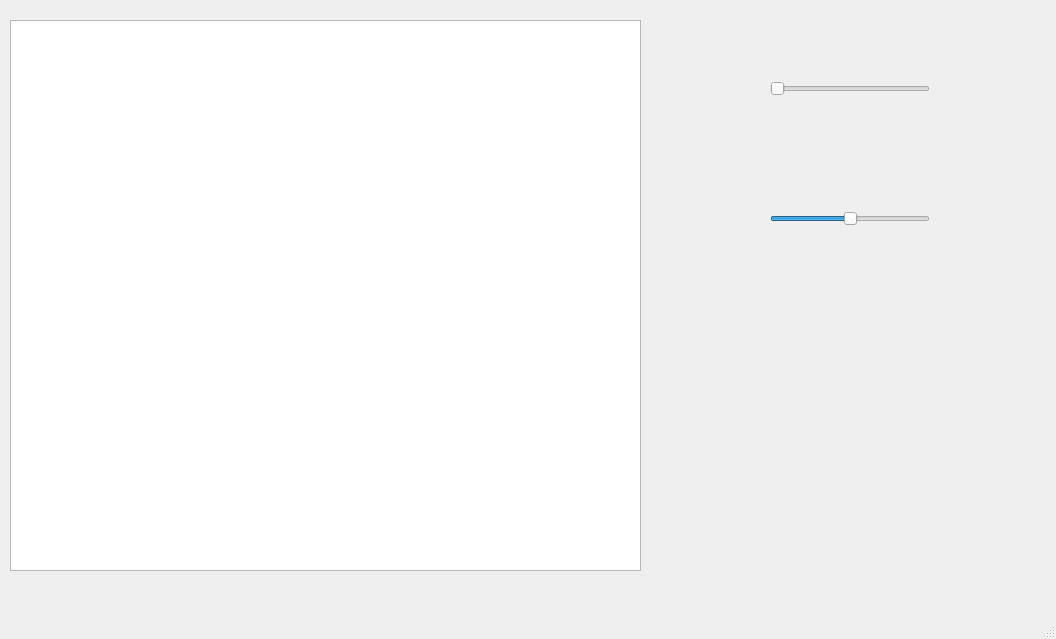
Old version of the form SCARA_Simulator/src/UI/mainwindow.ui in the repository scarecrow021/SCARA-Simulator.
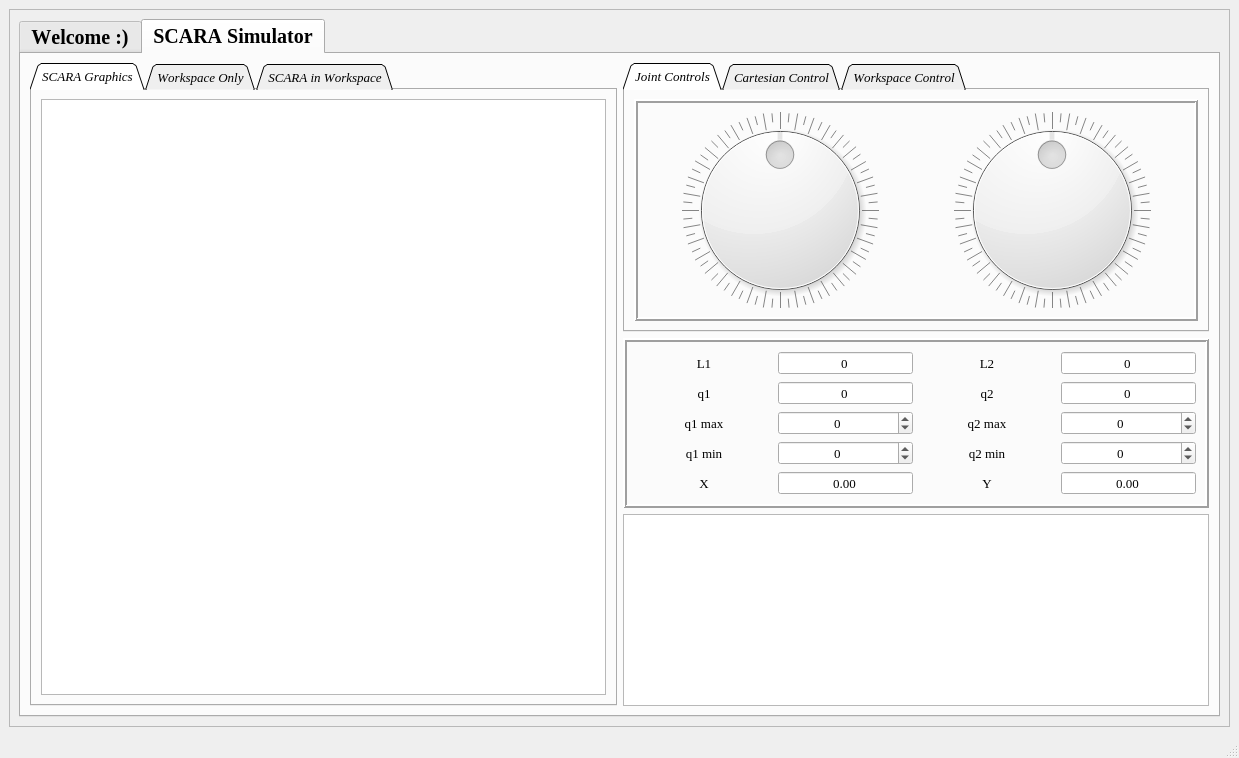
New version of the form.

Commit message: SCARA drawing done, limits and display done, initial workspace done

What changed in the file:
```diff
--- a/SCARA_Simulator/src/UI/mainwindow.ui
+++ b/SCARA_Simulator/src/UI/mainwindow.ui
@@ -6,62 +6,971 @@
    <rect>
     <x>0</x>
     <y>0</y>
-    <width>1056</width>
-    <height>639</height>
+    <width>1239</width>
+    <height>758</height>
    </rect>
   </property>
+  <property name="font">
+   <font>
+    <family>Times New Roman</family>
+    <pointsize>10</pointsize>
+   </font>
+  </property>
   <property name="windowTitle">
    <string>MainWindow</string>
   </property>
   <widget class="QWidget" name="centralwidget">
-   <widget class="QGraphicsView" name="viewer">
-    <property name="geometry">
-     <rect>
-      <x>10</x>
-      <y>20</y>
-      <width>631</width>
-      <height>551</height>
-     </rect>
-    </property>
-   </widget>
-   <widget class="QSlider" name="q1">
-    <property name="geometry">
-     <rect>
-      <x>770</x>
-      <y>80</y>
-      <width>160</width>
-      <height>18</height>
-     </rect>
-    </property>
-    <property name="minimum">
-     <number>0</number>
-    </property>
-    <property name="maximum">
-     <number>180</number>
-    </property>
-    <property name="orientation">
-     <enum>Qt::Horizontal</enum>
-    </property>
-   </widget>
-   <widget class="QSlider" name="q2">
-    <property name="geometry">
-     <rect>
-      <x>770</x>
-      <y>210</y>
-      <width>160</width>
-      <height>18</height>
-     </rect>
-    </property>
-    <property name="minimum">
-     <number>-180</number>
-    </property>
-    <property name="maximum">
-     <number>180</number>
-    </property>
-    <property name="orientation">
-     <enum>Qt::Horizontal</enum>
-    </property>
-   </widget>
+   <layout class="QHBoxLayout" name="horizontalLayout">
+    <item>
+     <widget class="QFrame" name="mainFrame">
+      <property name="frameShape">
+       <enum>QFrame::StyledPanel</enum>
+      </property>
+      <property name="frameShadow">
+       <enum>QFrame::Raised</enum>
+      </property>
+      <layout class="QHBoxLayout" name="horizontalLayout_2">
+       <item>
+        <widget class="QTabWidget" name="globalTab">
+         <property name="font">
+          <font>
+           <family>Times New Roman</family>
+           <pointsize>15</pointsize>
+           <weight>75</weight>
+           <italic>false</italic>
+           <bold>true</bold>
+           <kerning>false</kerning>
+          </font>
+         </property>
+         <property name="tabPosition">
+          <enum>QTabWidget::North</enum>
+         </property>
+         <property name="tabShape">
+          <enum>QTabWidget::Rounded</enum>
+         </property>
+         <property name="currentIndex">
+          <number>1</number>
+         </property>
+         <widget class="QWidget" name="welcomeTab">
+          <attribute name="title">
+           <string>Welcome :)</string>
+          </attribute>
+          <layout class="QVBoxLayout" name="verticalLayout">
+           <item>
+            <widget class="QLabel" name="welcomeLabel">
+             <property name="font">
+              <font>
+               <family>Times New Roman</family>
+               <pointsize>10</pointsize>
+               <weight>75</weight>
+               <italic>false</italic>
+               <bold>true</bold>
+               <kerning>false</kerning>
+              </font>
+             </property>
+             <property name="frameShape">
+              <enum>QFrame::StyledPanel</enum>
+             </property>
+             <property name="frameShadow">
+              <enum>QFrame::Plain</enum>
+             </property>
+             <property name="lineWidth">
+              <number>2</number>
+             </property>
+             <property name="midLineWidth">
+              <number>2</number>
+             </property>
+             <property name="text">
+              <string>&lt;html&gt;&lt;head/&gt;&lt;body&gt;&lt;p align=&quot;center&quot;&gt;&lt;br/&gt;&lt;/p&gt;&lt;p align=&quot;center&quot;&gt;&lt;br/&gt;&lt;/p&gt;&lt;p align=&quot;center&quot;&gt;&lt;span style=&quot; font-size:72pt;&quot;&gt;SCARA Simulator&lt;/span&gt;&lt;/p&gt;&lt;p align=&quot;center&quot;&gt;&lt;br/&gt;&lt;/p&gt;&lt;p align=&quot;center&quot;&gt;&lt;br/&gt;&lt;/p&gt;&lt;p align=&quot;center&quot;&gt;&lt;br/&gt;&lt;/p&gt;&lt;p align=&quot;center&quot;&gt;&lt;br/&gt;&lt;/p&gt;&lt;p align=&quot;center&quot;&gt;&lt;span style=&quot; font-size:20pt;&quot;&gt;by Soumik Sarkar&lt;/span&gt;&lt;/p&gt;&lt;/body&gt;&lt;/html&gt;</string>
+             </property>
+             <property name="alignment">
+              <set>Qt::AlignCenter</set>
+             </property>
+            </widget>
+           </item>
+          </layout>
+         </widget>
+         <widget class="QWidget" name="simulatorTab">
+          <attribute name="title">
+           <string>SCARA Simulator</string>
+          </attribute>
+          <layout class="QHBoxLayout" name="horizontalLayout_3">
+           <item>
+            <widget class="QTabWidget" name="graphicsTab">
+             <property name="font">
+              <font>
+               <family>Times New Roman</family>
+               <pointsize>10</pointsize>
+               <weight>50</weight>
+               <italic>true</italic>
+               <bold>false</bold>
+               <kerning>false</kerning>
+              </font>
+             </property>
+             <property name="tabShape">
+              <enum>QTabWidget::Triangular</enum>
+             </property>
+             <property name="currentIndex">
+              <number>0</number>
+             </property>
+             <widget class="QWidget" name="scaraTab">
+              <attribute name="title">
+               <string>SCARA Graphics</string>
+              </attribute>
+              <layout class="QHBoxLayout" name="horizontalLayout_5">
+               <item>
+                <widget class="QGraphicsView" name="viewer"/>
+               </item>
+              </layout>
+             </widget>
+             <widget class="QWidget" name="workspaceTab">
+              <attribute name="title">
+               <string>Workspace Only</string>
+              </attribute>
+              <layout class="QHBoxLayout" name="horizontalLayout_6">
+               <item>
+                <widget class="QGraphicsView" name="viewer_2"/>
+               </item>
+              </layout>
+             </widget>
+             <widget class="QWidget" name="scaraWorkspaceTab">
+              <attribute name="title">
+               <string>SCARA in Workspace</string>
+              </attribute>
+              <layout class="QHBoxLayout" name="horizontalLayout_7">
+               <item>
+                <widget class="QGraphicsView" name="viewer_3"/>
+               </item>
+              </layout>
+             </widget>
+            </widget>
+           </item>
+           <item>
+            <layout class="QVBoxLayout" name="verticalLayout_4">
+             <item>
+              <widget class="QTabWidget" name="controlsTab">
+               <property name="font">
+                <font>
+                 <family>Times New Roman</family>
+                 <pointsize>10</pointsize>
+                 <weight>50</weight>
+                 <italic>true</italic>
+                 <bold>false</bold>
+                 <kerning>false</kerning>
+                </font>
+               </property>
+               <property name="tabShape">
+                <enum>QTabWidget::Triangular</enum>
+               </property>
+               <property name="currentIndex">
+                <number>0</number>
+               </property>
+               <widget class="QWidget" name="jointControlTab">
+                <attribute name="title">
+                 <string>Joint Controls</string>
+                </attribute>
+                <layout class="QVBoxLayout" name="verticalLayout_3">
+                 <item>
+                  <widget class="QFrame" name="frame_2">
+                   <property name="sizePolicy">
+                    <sizepolicy hsizetype="Expanding" vsizetype="Expanding">
+                     <horstretch>0</horstretch>
+                     <verstretch>0</verstretch>
+                    </sizepolicy>
+                   </property>
+                   <property name="frameShape">
+                    <enum>QFrame::Box</enum>
+                   </property>
+                   <property name="frameShadow">
+                    <enum>QFrame::Raised</enum>
+                   </property>
+                   <property name="lineWidth">
+                    <number>2</number>
+                   </property>
+                   <layout class="QHBoxLayout" name="horizontalLayout_4">
+                    <item>
+                     <widget class="QDial" name="q1">
+                      <property name="minimum">
+                       <number>-180</number>
+                      </property>
+                      <property name="maximum">
+                       <number>180</number>
+                      </property>
+                      <property name="wrapping">
+                       <bool>true</bool>
+                      </property>
+                      <property name="notchTarget">
+                       <double>5.000000000000000</double>
+                      </property>
+                      <property name="notchesVisible">
+                       <bool>true</bool>
+                      </property>
+                     </widget>
+                    </item>
+                    <item>
+                     <widget class="QDial" name="q2">
+                      <property name="minimum">
+                       <number>-180</number>
+                      </property>
+                      <property name="maximum">
+                       <number>180</number>
+                      </property>
+                      <property name="pageStep">
+                       <number>10</number>
+                      </property>
+                      <property name="value">
+                       <number>0</number>
+                      </property>
+                      <property name="sliderPosition">
+                       <number>0</number>
+                      </property>
+                      <property name="wrapping">
+                       <bool>true</bool>
+                      </property>
+                      <property name="notchTarget">
+                       <double>5.000000000000000</double>
+                      </property>
+                      <property name="notchesVisible">
+                       <bool>true</bool>
+                      </property>
+                     </widget>
+                    </item>
+                   </layout>
+                  </widget>
+                 </item>
+                </layout>
+               </widget>
+               <widget class="QWidget" name="cartesianControlTab">
+                <attribute name="title">
+                 <string>Cartesian Control</string>
+                </attribute>
+               </widget>
+               <widget class="QWidget" name="workspaceControlTab">
+                <attribute name="title">
+                 <string>Workspace Control</string>
+                </attribute>
+                <widget class="QPushButton" name="showWorkspaceButton">
+                 <property name="geometry">
+                  <rect>
+                   <x>200</x>
+                   <y>60</y>
+                   <width>151</width>
+                   <height>31</height>
+                  </rect>
+                 </property>
+                 <property name="font">
+                  <font>
+                   <family>Times New Roman</family>
+                   <pointsize>10</pointsize>
+                   <weight>50</weight>
+                   <italic>false</italic>
+                   <bold>false</bold>
+                   <kerning>false</kerning>
+                  </font>
+                 </property>
+                 <property name="text">
+                  <string>Show Workspace</string>
+                 </property>
+                </widget>
+               </widget>
+              </widget>
+             </item>
+             <item>
+              <widget class="QFrame" name="frame_3">
+               <property name="sizePolicy">
+                <sizepolicy hsizetype="Minimum" vsizetype="Minimum">
+                 <horstretch>0</horstretch>
+                 <verstretch>0</verstretch>
+                </sizepolicy>
+               </property>
+               <property name="frameShape">
+                <enum>QFrame::Box</enum>
+               </property>
+               <property name="frameShadow">
+                <enum>QFrame::Raised</enum>
+               </property>
+               <property name="lineWidth">
+                <number>2</number>
+               </property>
+               <layout class="QVBoxLayout" name="verticalLayout_2">
+                <item>
+                 <layout class="QHBoxLayout" name="horizontalLayout_20">
+                  <item>
+                   <layout class="QHBoxLayout" name="horizontalLayout_21">
+                    <item>
+                     <widget class="QLabel" name="l1Label">
+                      <property name="font">
+                       <font>
+                        <family>Times New Roman</family>
+                        <pointsize>10</pointsize>
+                        <weight>50</weight>
+                        <italic>false</italic>
+                        <bold>false</bold>
+                        <kerning>false</kerning>
+                       </font>
+                      </property>
+                      <property name="text">
+                       <string>L1</string>
+                      </property>
+                      <property name="alignment">
+                       <set>Qt::AlignCenter</set>
+                      </property>
+                     </widget>
+                    </item>
+                    <item>
+                     <widget class="QDoubleSpinBox" name="l1">
+                      <property name="font">
+                       <font>
+                        <family>Times New Roman</family>
+                        <pointsize>10</pointsize>
+                        <weight>50</weight>
+                        <italic>false</italic>
+                        <bold>false</bold>
+                        <kerning>false</kerning>
+                       </font>
+                      </property>
+                      <property name="wrapping">
+                       <bool>false</bool>
+                      </property>
+                      <property name="frame">
+                       <bool>true</bool>
+                      </property>
+                      <property name="alignment">
+                       <set>Qt::AlignCenter</set>
+                      </property>
+                      <property name="readOnly">
+                       <bool>false</bool>
+                      </property>
+                      <property name="buttonSymbols">
+                       <enum>QAbstractSpinBox::NoButtons</enum>
+                      </property>
+                      <property name="decimals">
+                       <number>0</number>
+                      </property>
+                      <property name="minimum">
+                       <double>0.000000000000000</double>
+                      </property>
+                      <property name="maximum">
+                       <double>300.000000000000000</double>
+                      </property>
+                      <property name="value">
+                       <double>0.000000000000000</double>
+                      </property>
+                     </widget>
+                    </item>
+                   </layout>
+                  </item>
+                  <item>
+                   <layout class="QHBoxLayout" name="horizontalLayout_22">
+                    <item>
+                     <widget class="QLabel" name="l2Label">
+                      <property name="font">
+                       <font>
+                        <family>Times New Roman</family>
+                        <pointsize>10</pointsize>
+                        <weight>50</weight>
+                        <italic>false</italic>
+                        <bold>false</bold>
+                        <kerning>false</kerning>
+                       </font>
+                      </property>
+                      <property name="text">
+                       <string>L2</string>
+                      </property>
+                      <property name="alignment">
+                       <set>Qt::AlignCenter</set>
+                      </property>
+                     </widget>
+                    </item>
+                    <item>
+                     <widget class="QDoubleSpinBox" name="l2">
+                      <property name="font">
+                       <font>
+                        <family>Times New Roman</family>
+                        <pointsize>10</pointsize>
+                        <weight>50</weight>
+                        <italic>false</italic>
+                        <bold>false</bold>
+                        <kerning>false</kerning>
+                       </font>
+                      </property>
+                      <property name="wrapping">
+                       <bool>false</bool>
+                      </property>
+                      <property name="frame">
+                       <bool>true</bool>
+                      </property>
+                      <property name="alignment">
+                       <set>Qt::AlignCenter</set>
+                      </property>
+                      <property name="readOnly">
+                       <bool>false</bool>
+                      </property>
+                      <property name="buttonSymbols">
+                       <enum>QAbstractSpinBox::NoButtons</enum>
+                      </property>
+                      <property name="decimals">
+                       <number>0</number>
+                      </property>
+                      <property name="minimum">
+                       <double>0.000000000000000</double>
+                      </property>
+                      <property name="maximum">
+                       <double>300.000000000000000</double>
+                      </property>
+                      <property name="value">
+                       <double>0.000000000000000</double>
+                      </property>
+                     </widget>
+                    </item>
+                   </layout>
+                  </item>
+                 </layout>
+                </item>
+                <item>
+                 <layout class="QHBoxLayout" name="horizontalLayout_14">
+                  <item>
+                   <layout class="QHBoxLayout" name="horizontalLayout_8">
+                    <item>
+                     <widget class="QLabel" name="q1Label">
+                      <property name="font">
+                       <font>
+                        <family>Times New Roman</family>
+                        <pointsize>10</pointsize>
+                        <weight>50</weight>
+                        <italic>false</italic>
+                        <bold>false</bold>
+                        <kerning>false</kerning>
+                       </font>
+                      </property>
+                      <property name="text">
+                       <string>q1</string>
+                      </property>
+                      <property name="alignment">
+                       <set>Qt::AlignCenter</set>
+                      </property>
+                     </widget>
+                    </item>
+                    <item>
+                     <widget class="QDoubleSpinBox" name="q1Display">
+                      <property name="font">
+                       <font>
+                        <family>Times New Roman</family>
+                        <pointsize>10</pointsize>
+                        <weight>50</weight>
+                        <italic>false</italic>
+                        <bold>false</bold>
+                        <kerning>false</kerning>
+                       </font>
+                      </property>
+                      <property name="wrapping">
+                       <bool>false</bool>
+                      </property>
+                      <property name="frame">
+                       <bool>true</bool>
+                      </property>
+                      <property name="alignment">
+                       <set>Qt::AlignCenter</set>
+                      </property>
+                      <property name="readOnly">
+                       <bool>false</bool>
+                      </property>
+                      <property name="buttonSymbols">
+                       <enum>QAbstractSpinBox::NoButtons</enum>
+                      </property>
+                      <property name="decimals">
+                       <number>0</number>
+                      </property>
+                      <property name="minimum">
+                       <double>-180.000000000000000</double>
+                      </property>
+                      <property name="maximum">
+                       <double>180.000000000000000</double>
+                      </property>
+                      <property name="value">
+                       <double>0.000000000000000</double>
+                      </property>
+                     </widget>
+                    </item>
+                   </layout>
+                  </item>
+                  <item>
+                   <layout class="QHBoxLayout" name="horizontalLayout_9">
+                    <item>
+                     <widget class="QLabel" name="q2Label">
+                      <property name="font">
+                       <font>
+                        <family>Times New Roman</family>
+                        <pointsize>10</pointsize>
+                        <weight>50</weight>
+                        <italic>false</italic>
+                        <bold>false</bold>
+                        <kerning>false</kerning>
+                       </font>
+                      </property>
+                      <property name="text">
+                       <string>q2</string>
+                      </property>
+                      <property name="alignment">
+                       <set>Qt::AlignCenter</set>
+                      </property>
+                     </widget>
+                    </item>
+                    <item>
+                     <widget class="QDoubleSpinBox" name="q2Display">
+                      <property name="font">
+                       <font>
+                        <family>Times New Roman</family>
+                        <pointsize>10</pointsize>
+                        <weight>50</weight>
+                        <italic>false</italic>
+                        <bold>false</bold>
+                        <kerning>false</kerning>
+                       </font>
+                      </property>
+                      <property name="wrapping">
+                       <bool>false</bool>
+                      </property>
+                      <property name="frame">
+                       <bool>true</bool>
+                      </property>
+                      <property name="alignment">
+                       <set>Qt::AlignCenter</set>
+                      </property>
+                      <property name="readOnly">
+                       <bool>false</bool>
+                      </property>
+                      <property name="buttonSymbols">
+                       <enum>QAbstractSpinBox::NoButtons</enum>
+                      </property>
+                      <property name="decimals">
+                       <number>0</number>
+                      </property>
+                      <property name="minimum">
+                       <double>-180.000000000000000</double>
+                      </property>
+                      <property name="maximum">
+                       <double>180.000000000000000</double>
+                      </property>
+                      <property name="value">
+                       <double>0.000000000000000</double>
+                      </property>
+                     </widget>
+                    </item>
+                   </layout>
+                  </item>
+                 </layout>
+                </item>
+                <item>
+                 <layout class="QHBoxLayout" name="horizontalLayout_15">
+                  <item>
+                   <layout class="QHBoxLayout" name="horizontalLayout_10">
+                    <item>
+                     <widget class="QLabel" name="q1MaxLabel">
+                      <property name="font">
+                       <font>
+                        <family>Times New Roman</family>
+                        <pointsize>10</pointsize>
+                        <weight>50</weight>
+                        <italic>false</italic>
+                        <bold>false</bold>
+                        <kerning>false</kerning>
+                       </font>
+                      </property>
+                      <property name="text">
+                       <string>q1 max</string>
+                      </property>
+                      <property name="alignment">
+                       <set>Qt::AlignCenter</set>
+                      </property>
+                     </widget>
+                    </item>
+                    <item>
+                     <widget class="QDoubleSpinBox" name="q1Max">
+                      <property name="font">
+                       <font>
+                        <family>Times New Roman</family>
+                        <pointsize>10</pointsize>
+                        <weight>50</weight>
+                        <italic>false</italic>
+                        <bold>false</bold>
+                        <kerning>false</kerning>
+                       </font>
+                      </property>
+                      <property name="wrapping">
+                       <bool>false</bool>
+                      </property>
+                      <property name="frame">
+                       <bool>true</bool>
+                      </property>
+                      <property name="alignment">
+                       <set>Qt::AlignCenter</set>
+                      </property>
+                      <property name="readOnly">
+                       <bool>false</bool>
+                      </property>
+                      <property name="buttonSymbols">
+                       <enum>QAbstractSpinBox::UpDownArrows</enum>
+                      </property>
+                      <property name="decimals">
+                       <number>0</number>
+                      </property>
+                      <property name="minimum">
+                       <double>-180.000000000000000</double>
+                      </property>
+                      <property name="maximum">
+                       <double>180.000000000000000</double>
+                      </property>
+                      <property name="value">
+                       <double>0.000000000000000</double>
+                      </property>
+                     </widget>
+                    </item>
+                   </layout>
+                  </item>
+                  <item>
+                   <layout class="QHBoxLayout" name="horizontalLayout_11">
+                    <item>
+                     <widget class="QLabel" name="q2MaxLabel">
+                      <property name="font">
+                       <font>
+                        <family>Times New Roman</family>
+                        <pointsize>10</pointsize>
+                        <weight>50</weight>
+                        <italic>false</italic>
+                        <bold>false</bold>
+                        <kerning>false</kerning>
+                       </font>
+                      </property>
+                      <property name="text">
+                       <string>q2 max</string>
+                      </property>
+                      <property name="alignment">
+                       <set>Qt::AlignCenter</set>
+                      </property>
+                     </widget>
+                    </item>
+                    <item>
+                     <widget class="QDoubleSpinBox" name="q2Max">
+                      <property name="font">
+                       <font>
+                        <family>Times New Roman</family>
+                        <pointsize>10</pointsize>
+                        <weight>50</weight>
+                        <italic>false</italic>
+                        <bold>false</bold>
+                        <kerning>false</kerning>
+                       </font>
+                      </property>
+                      <property name="wrapping">
+                       <bool>false</bool>
+                      </property>
+                      <property name="frame">
+                       <bool>true</bool>
+                      </property>
+                      <property name="alignment">
+                       <set>Qt::AlignCenter</set>
+                      </property>
+                      <property name="readOnly">
+                       <bool>false</bool>
+                      </property>
+                      <property name="buttonSymbols">
+                       <enum>QAbstractSpinBox::UpDownArrows</enum>
+                      </property>
+                      <property name="decimals">
+                       <number>0</number>
+                      </property>
+                      <property name="minimum">
+                       <double>-180.000000000000000</double>
+                      </property>
+                      <property name="maximum">
+                       <double>180.000000000000000</double>
+                      </property>
+                      <property name="value">
+                       <double>0.000000000000000</double>
+                      </property>
+                     </widget>
+                    </item>
+                   </layout>
+                  </item>
+                 </layout>
+                </item>
+                <item>
+                 <layout class="QHBoxLayout" name="horizontalLayout_16">
+                  <item>
+                   <layout class="QHBoxLayout" name="horizontalLayout_12">
+                    <item>
+                     <widget class="QLabel" name="q1MinLabel">
+                      <property name="font">
+                       <font>
+                        <family>Times New Roman</family>
+                        <pointsize>10</pointsize>
+                        <weight>50</weight>
+                        <italic>false</italic>
+                        <bold>false</bold>
+                        <kerning>false</kerning>
+                       </font>
+                      </property>
+                      <property name="text">
+                       <string>q1 min</string>
+                      </property>
+                      <property name="alignment">
+                       <set>Qt::AlignCenter</set>
+                      </property>
+                     </widget>
+                    </item>
+                    <item>
+                     <widget class="QDoubleSpinBox" name="q1Min">
+                      <property name="font">
+                       <font>
+                        <family>Times New Roman</family>
+                        <pointsize>10</pointsize>
+                        <weight>50</weight>
+                        <italic>false</italic>
+                        <bold>false</bold>
+                        <kerning>false</kerning>
+                       </font>
+                      </property>
+                      <property name="wrapping">
+                       <bool>false</bool>
+                      </property>
+                      <property name="frame">
+                       <bool>true</bool>
+                      </property>
+                      <property name="alignment">
+                       <set>Qt::AlignCenter</set>
+                      </property>
+                      <property name="readOnly">
+                       <bool>false</bool>
+                      </property>
+                      <property name="buttonSymbols">
+                       <enum>QAbstractSpinBox::UpDownArrows</enum>
+                      </property>
+                      <property name="decimals">
+                       <number>0</number>
+                      </property>
+                      <property name="minimum">
+                       <double>-180.000000000000000</double>
+                      </property>
+                      <property name="maximum">
+                       <double>180.000000000000000</double>
+                      </property>
+                      <property name="value">
+                       <double>0.000000000000000</double>
+                      </property>
+                     </widget>
+                    </item>
+                   </layout>
+                  </item>
+                  <item>
+                   <layout class="QHBoxLayout" name="horizontalLayout_13">
+                    <item>
+                     <widget class="QLabel" name="q2MinLabel">
+                      <property name="font">
+                       <font>
+                        <family>Times New Roman</family>
+                        <pointsize>10</pointsize>
+                        <weight>50</weight>
+                        <italic>false</italic>
+                        <bold>false</bold>
+                        <kerning>false</kerning>
+                       </font>
+                      </property>
+                      <property name="text">
+                       <string>q2 min</string>
+                      </property>
+                      <property name="alignment">
+                       <set>Qt::AlignCenter</set>
+                      </property>
+                     </widget>
+                    </item>
+                    <item>
+                     <widget class="QDoubleSpinBox" name="q2Min">
+                      <property name="font">
+                       <font>
+                        <family>Times New Roman</family>
+                        <pointsize>10</pointsize>
+                        <weight>50</weight>
+                        <italic>false</italic>
+                        <bold>false</bold>
+                        <kerning>false</kerning>
+                       </font>
+                      </property>
+                      <property name="wrapping">
+                       <bool>false</bool>
+                      </property>
+                      <property name="frame">
+                       <bool>true</bool>
+                      </property>
+                      <property name="alignment">
+                       <set>Qt::AlignCenter</set>
+                      </property>
+                      <property name="readOnly">
+                       <bool>false</bool>
+                      </property>
+                      <property name="buttonSymbols">
+                       <enum>QAbstractSpinBox::UpDownArrows</enum>
+                      </property>
+                      <property name="decimals">
+                       <number>0</number>
+                      </property>
+                      <property name="minimum">
+                       <double>-180.000000000000000</double>
+                      </property>
+                      <property name="maximum">
+                       <double>180.000000000000000</double>
+                      </property>
+                      <property name="value">
+                       <double>0.000000000000000</double>
+                      </property>
+                     </widget>
+                    </item>
+                   </layout>
+                  </item>
+                 </layout>
+                </item>
+                <item>
+                 <layout class="QHBoxLayout" name="horizontalLayout_19">
+                  <item>
+                   <layout class="QHBoxLayout" name="horizontalLayout_17">
+                    <item>
+                     <widget class="QLabel" name="xLabel">
+                      <property name="font">
+                       <font>
+                        <family>Times New Roman</family>
+                        <pointsize>10</pointsize>
+                        <weight>50</weight>
+                        <italic>false</italic>
+                        <bold>false</bold>
+                        <kerning>false</kerning>
+                       </font>
+                      </property>
+                      <property name="text">
+                       <string>X</string>
+                      </property>
+                      <property name="alignment">
+                       <set>Qt::AlignCenter</set>
+                      </property>
+                     </widget>
+                    </item>
+                    <item>
+                     <widget class="QDoubleSpinBox" name="xDisplay">
+                      <property name="font">
+                       <font>
+                        <family>Times New Roman</family>
+                        <pointsize>10</pointsize>
+                        <weight>50</weight>
+                        <italic>false</italic>
+                        <bold>false</bold>
+                        <kerning>false</kerning>
+                       </font>
+                      </property>
+                      <property name="alignment">
+                       <set>Qt::AlignCenter</set>
+                      </property>
+                      <property name="readOnly">
+                       <bool>false</bool>
+                      </property>
+                      <property name="buttonSymbols">
+                       <enum>QAbstractSpinBox::NoButtons</enum>
+                      </property>
+                      <property name="minimum">
+                       <double>-1000.000000000000000</double>
+                      </property>
+                      <property name="maximum">
+                       <double>1000.000000000000000</double>
+                      </property>
+                      <property name="singleStep">
+                       <double>0.010000000000000</double>
+                      </property>
+                     </widget>
+                    </item>
+                   </layout>
+                  </item>
+                  <item>
+                   <layout class="QHBoxLayout" name="horizontalLayout_18">
+                    <item>
+                     <widget class="QLabel" name="yLabel">
+                      <property name="font">
+                       <font>
+                        <family>Times New Roman</family>
+                        <pointsize>10</pointsize>
+                        <weight>50</weight>
+                        <italic>false</italic>
+                        <bold>false</bold>
+                        <kerning>false</kerning>
+                       </font>
+                      </property>
+                      <property name="text">
+                       <string>Y</string>
+                      </property>
+                      <property name="alignment">
+                       <set>Qt::AlignCenter</set>
+                      </property>
+                     </widget>
+                    </item>
+                    <item>
+                     <widget class="QDoubleSpinBox" name="yDisplay">
+                      <property name="font">
+                       <font>
+                        <family>Times New Roman</family>
+                        <pointsize>10</pointsize>
+                        <weight>50</weight>
+                        <italic>false</italic>
+                        <bold>false</bold>
+                        <kerning>false</kerning>
+                       </font>
+                      </property>
+                      <property name="alignment">
+                       <set>Qt::AlignCenter</set>
+                      </property>
+                      <property name="readOnly">
+                       <bool>false</bool>
+                      </property>
+                      <property name="buttonSymbols">
+                       <enum>QAbstractSpinBox::NoButtons</enum>
+                      </property>
+                      <property name="decimals">
+                       <number>2</number>
+                      </property>
+                      <property name="minimum">
+                       <double>-1000.000000000000000</double>
+                      </property>
+                      <property name="maximum">
+                       <double>1000.000000000000000</double>
+                      </property>
+                      <property name="singleStep">
+                       <double>0.010000000000000</double>
+                      </property>
+                     </widget>
+                    </item>
+                   </layout>
+                  </item>
+                 </layout>
+                </item>
+               </layout>
+              </widget>
+             </item>
+             <item>
+              <widget class="QTextBrowser" name="helpPanel">
+               <property name="sizePolicy">
+                <sizepolicy hsizetype="Minimum" vsizetype="Minimum">
+                 <horstretch>0</horstretch>
+                 <verstretch>0</verstretch>
+                </sizepolicy>
+               </property>
+              </widget>
+             </item>
+            </layout>
+           </item>
+          </layout>
+         </widget>
+        </widget>
+       </item>
+      </layout>
+     </widget>
+    </item>
+   </layout>
   </widget>
   <widget class="QMenuBar" name="menubar">
    <property name="geometry">
```
Left out of the diff: 4 changed lines with no effect on the pictures. The commit also changes 10 other files.
